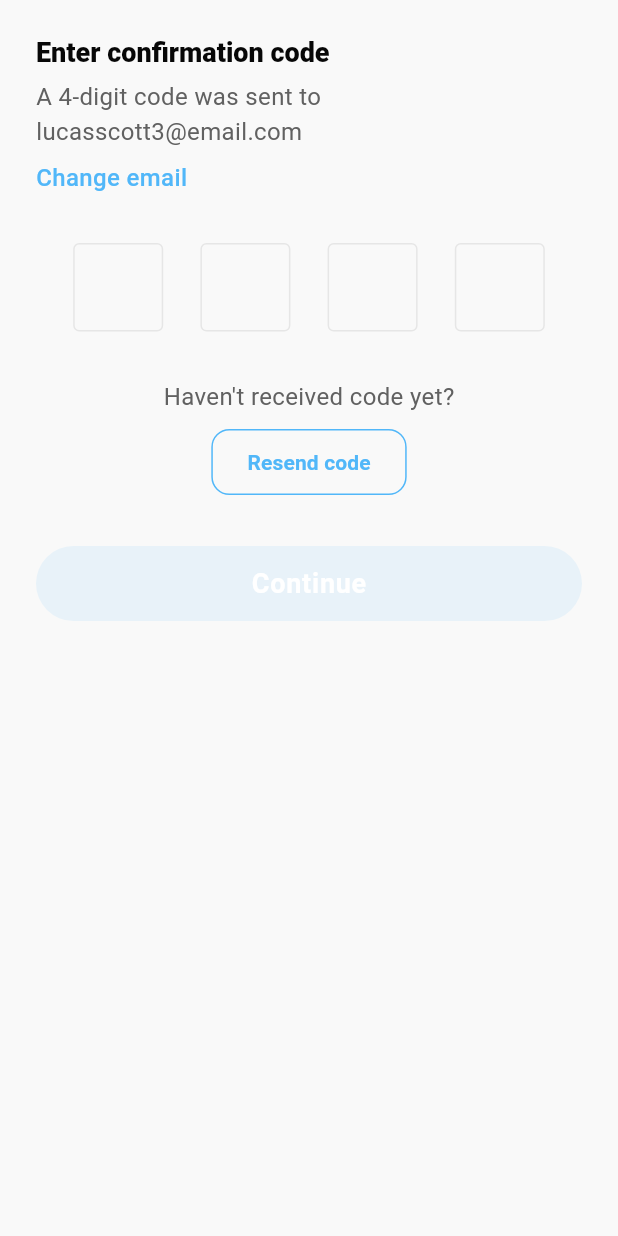
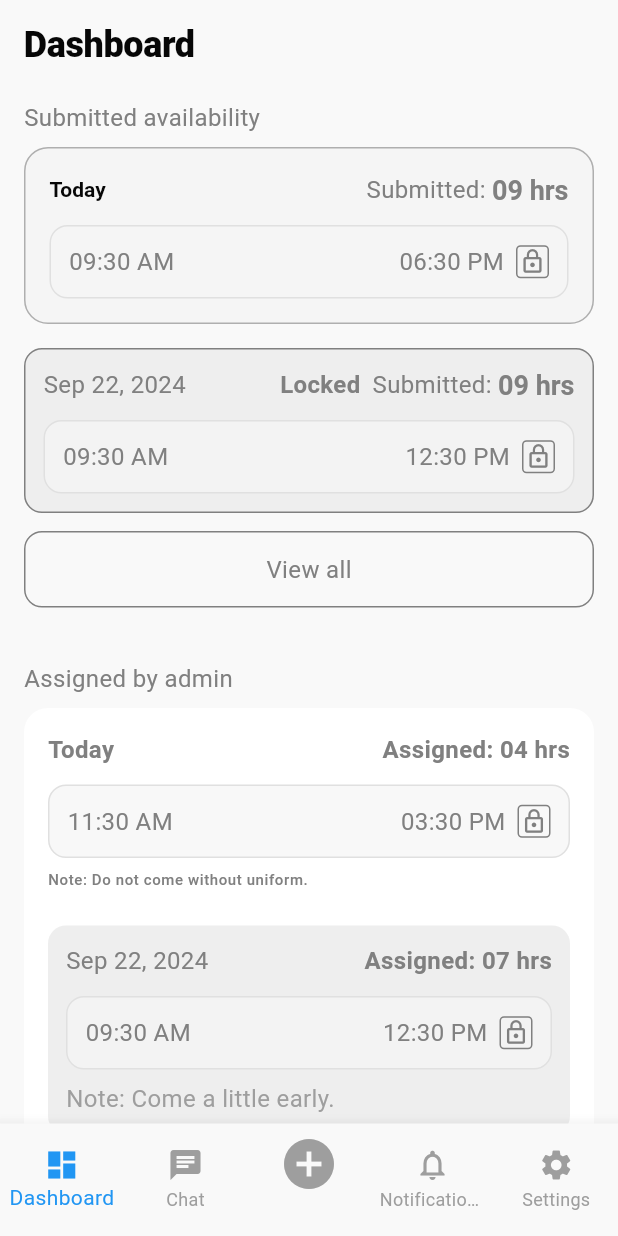
Before and after one commit to majharul-islam181/WorkBee, a Flutter app: the screen it shows after launch, on a phone screen of 412 x 824 dp. Run offline on Flutter 3.47's test engine with Material 3 defaults, Android fonts, the phone set to English and light mode, and no system bars.

Commit message:
Update colors and add DashboardPage

```diff
--- a/lib/core/theme/app_colors.dart
+++ b/lib/core/theme/app_colors.dart
@@ -31,5 +31,5 @@ class AppColors {
   // Surface
   static const Color surfaceMainBG = Color(0xFFF9F9F9);
   static const Color surfaceComponent = Color(0xFFF5F5F5);
-  static const Color surfacePlain = Color(0xFFFFFFFF);
+  static const Color surfacePlain = Color(0xFF1A1A1A);
 }
--- a/lib/core/theme/app_theme.dart
+++ b/lib/core/theme/app_theme.dart
@@ -23,6 +23,9 @@ class AppTheme {
       surface: AppColors.surfaceMainBG,
       error: AppColors.error1,
     ),
+
+    //Card Color
+    cardColor: AppColors.surfaceComponent,
 
     // Border color (divider color for universal border)
     dividerColor: AppColors.borderLight,
@@ -61,6 +64,8 @@ class AppTheme {
       surface: AppColors.text1,
       error: AppColors.error1,
     ),
+    //Card Color
+    cardColor: AppColors.surfacePlain,
 
     // Border color (divider color for universal border)
     dividerColor: AppColors.borderDark,
--- a/lib/main.dart
+++ b/lib/main.dart
@@ -1,6 +1,7 @@
 import 'package:flutter/material.dart';
 import 'package:work_bee/core/theme/app_theme.dart';
 import 'package:work_bee/views/ConfirmOTp/confirm_otp.dart';
+import 'package:work_bee/views/Dashboard/dashboard_page.dart';
 // import 'package:work_bee/home.dart';
 import 'package:work_bee/views/login/login_page.dart';
 import 'package:work_bee/views/sign_page/signup_page.dart';
@@ -23,7 +24,8 @@
       // home: const HomePage(),
       // home: const LoginPage(),
       // home: const SignUpPage(),
-      home: const ConfirmationCodePage(),
+      // home: const ConfirmationCodePage(),
+      home: const DashboardPage(),
     );
   }
 }
--- a/lib/views/ConfirmOTp/confirm_otp.dart
+++ b/lib/views/ConfirmOTp/confirm_otp.dart
@@ -1,4 +1,5 @@
 import 'package:flutter/material.dart';
+import 'package:work_bee/views/Dashboard/dashboard_page.dart';
 
 class ConfirmationCodePage extends StatefulWidget {
   const ConfirmationCodePage({super.key});
@@ -156,7 +157,15 @@ class _ConfirmationCodePageState extends State<ConfirmationCodePage> {
                 width: double.infinity,
                 height: 50,
                 child: ElevatedButton(
-                  onPressed: _isAllFilled ? () {} : null,
+                  onPressed: _isAllFilled
+                      ? () {
+                          Navigator.push(
+                              context,
+                              MaterialPageRoute(
+                                builder: (context) => const DashboardPage(),
+                              ));
+                        }
+                      : null,
                   style: ButtonStyle(
                     backgroundColor:
                         WidgetStateProperty.resolveWith<Color>((states) {
--- /dev/null
+++ b/lib/views/Dashboard/dashboard_page.dart
@@ -0,0 +1,281 @@
+import 'package:flutter/material.dart';
+import 'package:work_bee/core/theme/app_colors.dart';
+
+class DashboardPage extends StatelessWidget {
+  const DashboardPage({super.key});
+
+  Widget buildTimeRow(String startTime, String endTime,
+      {bool editable = false,
+      bool locked = false,
+      required BuildContext context}) {
+    return Container(
+      padding: const EdgeInsets.symmetric(horizontal: 12, vertical: 12),
+      decoration: BoxDecoration(
+        color: Theme.of(context).cardColor.withOpacity(0.7),
+        borderRadius: BorderRadius.circular(12),
+        border: Border.all(color: Colors.grey.shade300),
+      ),
+      child: Row(
+        children: [
+          Text(
+            startTime,
+            style: Theme.of(context).textTheme.bodyMedium?.copyWith(
+                  color: locked ? AppColors.text2 : Colors.white,
+                ),
+          ),
+          const Spacer(),
+          Text(
+            endTime,
+            style: Theme.of(context).textTheme.bodyMedium?.copyWith(
+                  color: locked ? AppColors.text2 : Colors.white,
+                ),
+          ),
+          const SizedBox(width: 8),
+          DecoratedBox(
+            decoration: BoxDecoration(
+              color: Colors.transparent,
+              borderRadius: BorderRadius.circular(3),
+              border: Border.all(
+                color:
+                    locked ? AppColors.text2 : AppColors.text2.withOpacity(0.6),
+              ),
+            ),
+            child: Padding(
+              padding: const EdgeInsets.all(2.0),
+              child: Icon(
+                locked
+                    ? Icons.lock_outline
+                    : editable
+                        ? Icons.edit
+                        : Icons.lock_outline,
+                size: 18,
+                color: locked ? AppColors.text2 : Colors.white,
+              ),
+            ),
+          ),
+        ],
+      ),
+    );
+  }
+
+  Widget buildSectionTitle(String title, BuildContext context) {
+    return Padding(
+        padding: const EdgeInsets.only(bottom: 8.0),
+        child: Text(
+          title,
+          style: Theme.of(context).textTheme.bodyMedium,
+        ));
+  }
+
+  Widget buildViewAllButton(BuildContext context) {
+    return Container(
+        width: double.infinity,
+        margin: const EdgeInsets.symmetric(vertical: 12),
+        child: OutlinedButton(
+          onPressed: () {},
+          style: OutlinedButton.styleFrom(
+            shape:
+                RoundedRectangleBorder(borderRadius: BorderRadius.circular(12)),
+            side: const BorderSide(color: AppColors.text2),
+            padding: const EdgeInsets.symmetric(vertical: 14),
+          ),
+          child: Text(
+            "View all",
+            style: Theme.of(context)
+                .textTheme
+                .bodyMedium
+                ?.copyWith(color: AppColors.text2),
+          ),
+        ));
+  }
+
+  @override
+  Widget build(BuildContext context) {
+    return Scaffold(
+      backgroundColor: Theme.of(context).scaffoldBackgroundColor,
+      bottomNavigationBar: BottomNavigationBar(
+        type: BottomNavigationBarType.fixed,
+        selectedItemColor: Colors.blue,
+        unselectedItemColor: Colors.grey,
+        items: const [
+          BottomNavigationBarItem(
+              icon: Icon(Icons.dashboard), label: "Dashboard"),
+          BottomNavigationBarItem(icon: Icon(Icons.chat), label: "Chat"),
+          BottomNavigationBarItem(
+              icon: Icon(Icons.add_circle, size: 40), label: ""),
+          BottomNavigationBarItem(
+              icon: Icon(Icons.notifications_none), label: "Notifications"),
+          BottomNavigationBarItem(
+              icon: Icon(Icons.settings), label: "Settings"),
+        ],
+      ),
+      body: SafeArea(
+        child: SingleChildScrollView(
+          padding: const EdgeInsets.all(16),
+          child: Column(
+            crossAxisAlignment: CrossAxisAlignment.start,
+            children: [
+              Text(
+                "Dashboard",
+                style: Theme.of(context).textTheme.displayLarge,
+              ),
+              const SizedBox(height: 24),
+
+              // Submitted availability
+              buildSectionTitle("Submitted availability", context),
+              Container(
+                decoration: BoxDecoration(
+                  color: Theme.of(context).cardColor,
+                  borderRadius: BorderRadius.circular(16),
+                  border: Border.all(color: AppColors.text2.withOpacity(0.6)),
+                ),
+                padding: const EdgeInsets.all(16),
+                child: Column(
+                  children: [
+                    Row(
+                      children: [
+                        Text("Today",
+                            style: Theme.of(context).textTheme.headlineMedium),
+                        const Spacer(),
+                        Row(
+                          children: [
+                            Text("Submitted: ",
+                                style: Theme.of(context)
+                                    .textTheme
+                                    .bodyMedium
+                                    ?.copyWith(color: AppColors.text2)),
+                            Text("09 hrs",
+                                style: Theme.of(context)
+                                    .textTheme
+                                    .headlineMedium
+                                    ?.copyWith(
+                                        color: AppColors.text2, fontSize: 18)),
+                          ],
+                        ),
+                      ],
+                    ),
+                    const SizedBox(height: 12),
+                    buildTimeRow("09:30 AM", "06:30 PM",
+                        editable: true, locked: true, context: context),
+                  ],
+                ),
+              ),
+              const SizedBox(height: 16),
+              Container(
+                padding: const EdgeInsets.all(12),
+                decoration: BoxDecoration(
+                  color: Theme.of(context).brightness == Brightness.light
+                      ? Colors.grey.shade200
+                      : AppColors.surfacePlain,
+                  borderRadius: BorderRadius.circular(12),
+                  border: Border.all(color: AppColors.text2),
+                ),
+                child: Column(
+                  children: [
+                    Row(
+                      children: [
+                        const Text("Sep 22, 2024"),
+                        const Spacer(),
+                        const Text("Locked",
+                            style: TextStyle(fontWeight: FontWeight.bold)),
+                        const SizedBox(width: 8),
+                        Row(
+                          children: [
+                            Text("Submitted: ",
+                                style: Theme.of(context)
+                                    .textTheme
+                                    .bodyMedium
+                                    ?.copyWith(color: AppColors.text2)),
+                            Text("09 hrs",
+                                style: Theme.of(context)
+                                    .textTheme
+                                    .headlineMedium
+                                    ?.copyWith(
+                                        color: AppColors.text2, fontSize: 18)),
+                          ],
+                        ),
+                      ],
+                    ),
+                    const SizedBox(height: 12),
+                    buildTimeRow("09:30 AM", "12:30 PM",
+                        locked: true, context: context),
+                  ],
+                ),
+              ),
+              buildViewAllButton(context),
+
+              const SizedBox(height: 24),
+
+              // Assigned by admin
+              buildSectionTitle("Assigned by admin", context),
+              Container(
+                decoration: BoxDecoration(
+                  color: Colors.white,
+                  borderRadius: BorderRadius.circular(16),
+                ),
+                padding: const EdgeInsets.all(16),
+                child: Column(
+                  children: [
+                    const Row(
+                      children: [
+                        Text("Today",
+                            style: TextStyle(fontWeight: FontWeight.w700)),
+                        Spacer(),
+                        Text("Assigned: 04 hrs",
+                            style: TextStyle(fontWeight: FontWeight.w700)),
+                      ],
+                    ),
+                    const SizedBox(height: 12),
+                    buildTimeRow("11:30 AM", "03:30 PM",
+                        locked: true, context: context),
+                    const SizedBox(height: 8),
+                    Align(
+                      alignment: Alignment.centerLeft,
+                      child: Text("Note: Do not come without uniform.",
+                          style:
+                              Theme.of(context).textTheme.bodySmall?.copyWith(
+                                    color: AppColors.text2,
+                                  )),
+                    ),
+                    const SizedBox(height: 8),
+                    const SizedBox(height: 16),
+                    Container(
+                      padding: const EdgeInsets.all(12),
+                      decoration: BoxDecoration(
+                        color: Colors.grey.shade200,
+                        borderRadius: BorderRadius.circular(12),
+                      ),
+                      child: Column(
+                        children: [
+                          const Row(
+                            children: [
+                              Text("Sep 22, 2024"),
+                              Spacer(),
+                              Text("Assigned: 07 hrs",
+                                  style:
+                                      TextStyle(fontWeight: FontWeight.w700)),
+                            ],
+                          ),
+                          const SizedBox(height: 12),
+                          buildTimeRow("09:30 AM", "12:30 PM",
+                              locked: true, context: context),
+                          const SizedBox(height: 8),
+                          const Align(
+                            alignment: Alignment.centerLeft,
+                            child: Text("Note: Come a little early.",
+                                style: TextStyle(color: Colors.grey)),
+                          ),
+                        ],
+                      ),
+                    ),
+                    buildViewAllButton(context),
+                  ],
+                ),
+              ),
+            ],
+          ),
+        ),
+      ),
+    );
+  }
+}
```
